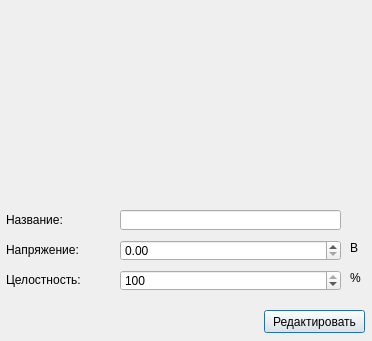
The window that info.ui (MakarenkoArtem/Project) describes before a commit, drawn with Qt 5.
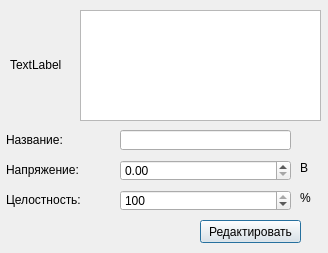
The same window after the commit.

Commit message: Доработка корзины v2.7

Patch:
```diff
--- a/info.ui
+++ b/info.ui
@@ -6,8 +6,8 @@
    <rect>
     <x>0</x>
     <y>0</y>
-    <width>372</width>
-    <height>341</height>
+    <width>328</width>
+    <height>253</height>
    </rect>
   </property>
   <property name="windowTitle">
@@ -17,7 +17,7 @@
    <property name="geometry">
     <rect>
      <x>6</x>
-     <y>212</y>
+     <y>132</y>
      <width>111</width>
      <height>16</height>
     </rect>
@@ -33,8 +33,8 @@
    <property name="geometry">
     <rect>
      <x>120</x>
-     <y>210</y>
-     <width>221</width>
+     <y>130</y>
+     <width>171</width>
      <height>20</height>
     </rect>
    </property>
@@ -43,7 +43,7 @@
    <property name="geometry">
     <rect>
      <x>6</x>
-     <y>242</y>
+     <y>162</y>
      <width>111</width>
      <height>16</height>
     </rect>
@@ -58,8 +58,8 @@
   <widget class="QLabel" name="label_3">
    <property name="geometry">
     <rect>
-     <x>350</x>
-     <y>240</y>
+     <x>300</x>
+     <y>160</y>
      <width>16</width>
      <height>16</height>
     </rect>
@@ -75,7 +75,7 @@
    <property name="geometry">
     <rect>
      <x>6</x>
-     <y>272</y>
+     <y>192</y>
      <width>111</width>
      <height>16</height>
     </rect>
@@ -90,8 +90,8 @@
   <widget class="QLabel" name="label_5">
    <property name="geometry">
     <rect>
-     <x>350</x>
-     <y>270</y>
+     <x>300</x>
+     <y>190</y>
      <width>16</width>
      <height>16</height>
     </rect>
@@ -107,8 +107,8 @@
    <property name="geometry">
     <rect>
      <x>120</x>
-     <y>240</y>
-     <width>221</width>
+     <y>160</y>
+     <width>171</width>
      <height>21</height>
     </rect>
    </property>
@@ -117,8 +117,8 @@
    <property name="geometry">
     <rect>
      <x>120</x>
-     <y>270</y>
-     <width>221</width>
+     <y>190</y>
+     <width>171</width>
      <height>21</height>
     </rect>
    </property>
@@ -132,8 +132,8 @@
   <widget class="QPushButton" name="pushButton">
    <property name="geometry">
     <rect>
-     <x>264</x>
-     <y>310</y>
+     <x>200</x>
+     <y>220</y>
      <width>101</width>
      <height>23</height>
     </rect>
@@ -142,6 +142,29 @@
     <string>Редактировать</string>
    </property>
   </widget>
+  <widget class="QLabel" name="label_6">
+   <property name="geometry">
+    <rect>
+     <x>10</x>
+     <y>20</y>
+     <width>55</width>
+     <height>90</height>
+    </rect>
+   </property>
+   <property name="text">
+    <string>TextLabel</string>
+   </property>
+  </widget>
+  <widget class="QTextEdit" name="textEdit">
+   <property name="geometry">
+    <rect>
+     <x>80</x>
+     <y>10</y>
+     <width>241</width>
+     <height>111</height>
+    </rect>
+   </property>
+  </widget>
  </widget>
  <resources/>
  <connections/>
```
The commit also changes 2 other files.
